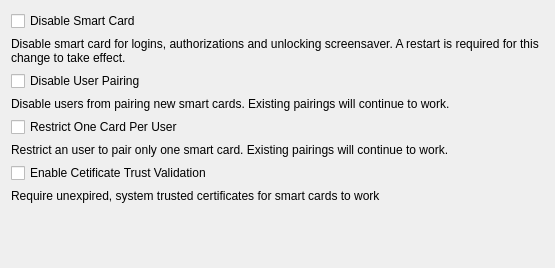
The window that FWAdminLib/Configurator/SmartCardForm.ui (fw-dev/translations) describes before a commit, drawn with Qt 5.
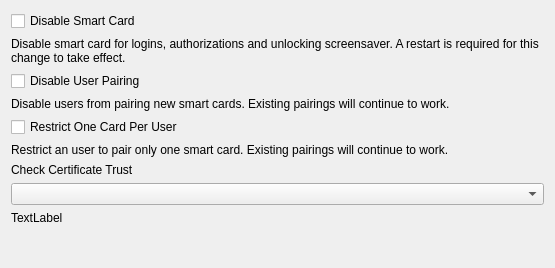
The same window after the commit.

What changed in the file:
```diff
--- a/FWAdminLib/Configurator/SmartCardForm.ui
+++ b/FWAdminLib/Configurator/SmartCardForm.ui
@@ -13,7 +13,7 @@
   <property name="windowTitle">
    <string>Form</string>
   </property>
-  <layout class="QVBoxLayout" name="verticalLayout_4" stretch="0,0,0,0,0,0,0,0,0">
+  <layout class="QVBoxLayout" name="verticalLayout_4" stretch="0,0,0,0,0,0,0,0,0,0">
    <item>
     <widget class="QCheckBox" name="checkBoxDisableSmartCard">
      <property name="text">
@@ -60,16 +60,22 @@
     </widget>
    </item>
    <item>
-    <widget class="QCheckBox" name="checkBoxEnableCertificateTrustValidation">
+    <widget class="QLabel" name="labelCheckCertificateTrust">
      <property name="text">
-      <string>Enable Cetificate Trust Validation</string>
+      <string>Check Certificate Trust</string>
      </property>
     </widget>
    </item>
    <item>
-    <widget class="QLabel" name="lTipEnableCertificateTrustValidation">
+    <widget class="QComboBox" name="comboBoxCheckCertificateTrust"/>
+   </item>
+   <item>
+    <widget class="QLabel" name="lTipCheckCertificateTrust">
      <property name="text">
-      <string>Require unexpired, system trusted certificates for smart cards to work</string>
+      <string>TextLabel</string>
+     </property>
+     <property name="wordWrap">
+      <bool>true</bool>
      </property>
     </widget>
    </item>
```
